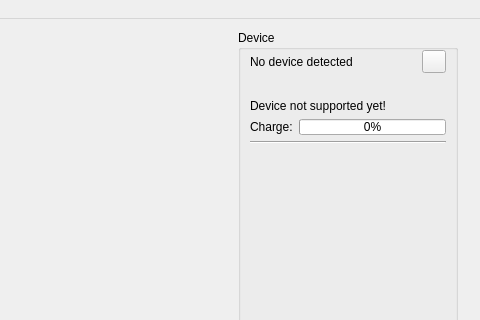
openambitproject/openambit, file src/openambit/mainwindow.ui: the form before one commit; both pictures show x 392 to 872 and y 0 to 320 of the 872 by 542 pixel window.
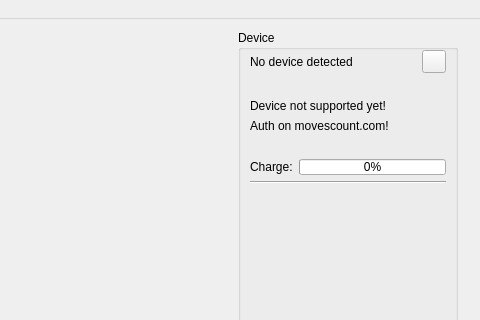
The form after the commit. Icons and pictures are not drawn.

Commit message: Added initial support for movescount.com syncronisation.

```diff
--- a/src/openambit/mainwindow.ui
+++ b/src/openambit/mainwindow.ui
@@ -147,6 +147,69 @@
              <widget class="QLabel" name="labelNotSupportedIcon">
               <property name="text">
                <string/>
+              </property>
+              <property name="alignment">
+               <set>Qt::AlignRight|Qt::AlignTrailing|Qt::AlignVCenter</set>
+              </property>
+             </widget>
+            </item>
+           </layout>
+          </item>
+          <item>
+           <layout class="QHBoxLayout" name="horizontalLayoutMovescountAuth">
+            <item>
+             <widget class="QLabel" name="labelMovescountAuth">
+              <property name="enabled">
+               <bool>true</bool>
+              </property>
+              <property name="text">
+               <string>Auth on movescount.com!</string>
+              </property>
+             </widget>
+            </item>
+            <item>
+             <widget class="QLabel" name="labelMovescountAuthIcon">
+              <property name="sizePolicy">
+               <sizepolicy hsizetype="Preferred" vsizetype="Preferred">
+                <horstretch>0</horstretch>
+                <verstretch>0</verstretch>
+               </sizepolicy>
+              </property>
+              <property name="text">
+               <string/>
+              </property>
+              <property name="alignment">
+               <set>Qt::AlignRight|Qt::AlignTrailing|Qt::AlignVCenter</set>
+              </property>
+             </widget>
+            </item>
+           </layout>
+          </item>
+          <item>
+           <layout class="QHBoxLayout" name="horizontalLayoutNewFirmware">
+            <item>
+             <widget class="QLabel" name="labelNewFirmware">
+              <property name="enabled">
+               <bool>true</bool>
+              </property>
+              <property name="text">
+               <string/>
+              </property>
+             </widget>
+            </item>
+            <item>
+             <widget class="QLabel" name="labelNewFirmwareIcon">
+              <property name="sizePolicy">
+               <sizepolicy hsizetype="Preferred" vsizetype="Preferred">
+                <horstretch>0</horstretch>
+                <verstretch>0</verstretch>
+               </sizepolicy>
+              </property>
+              <property name="text">
+               <string/>
+              </property>
+              <property name="alignment">
+               <set>Qt::AlignRight|Qt::AlignTrailing|Qt::AlignVCenter</set>
               </property>
              </widget>
             </item>
```
Left out of the diff: 16 changed lines with no effect on the pictures. The commit also changes 16 other files.
